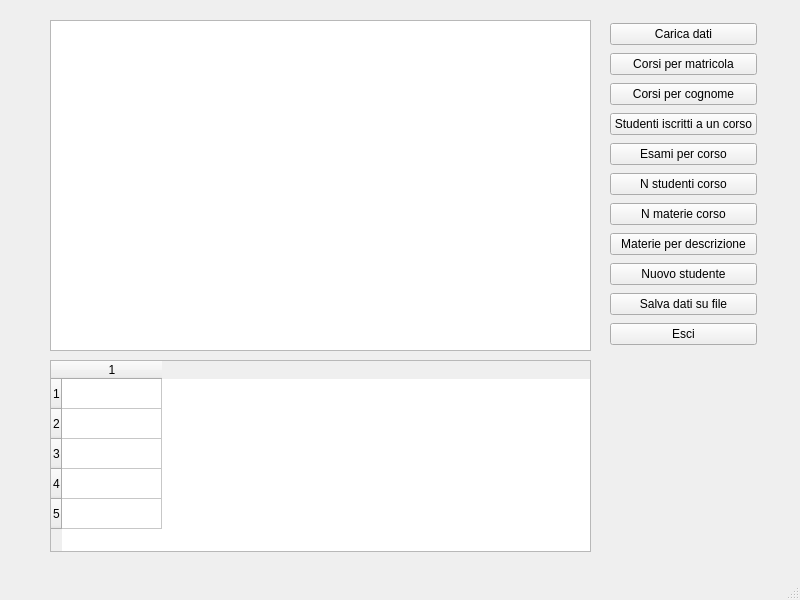
Qt form FaChesiaultimo/mainwindow.ui (ErnestoPiccinini-Pascal/Progettogrp) before a commit.
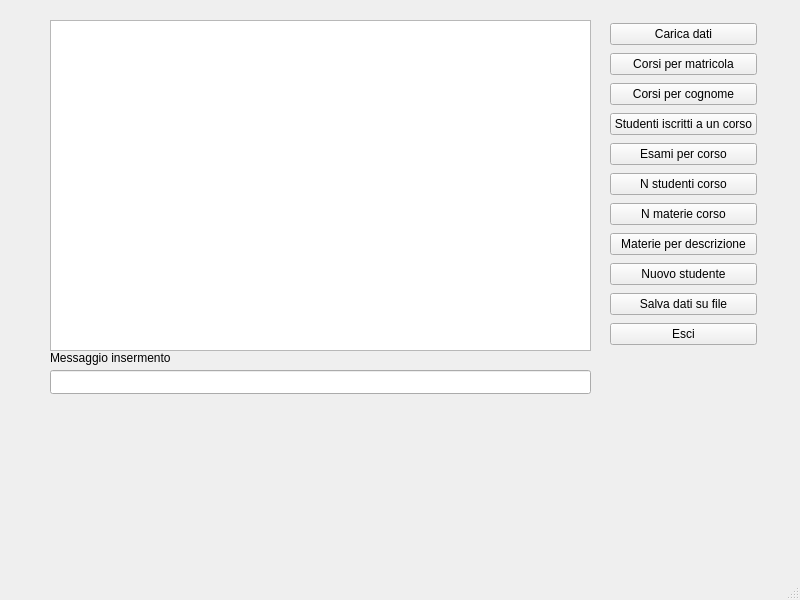
The same form after that commit.

```diff
--- a/FaChesiaultimo/mainwindow.ui
+++ b/FaChesiaultimo/mainwindow.ui
@@ -113,30 +113,28 @@
      </item>
     </layout>
    </widget>
-   <widget class="QTableWidget" name="tableWidget">
+   <widget class="QLineEdit" name="lineEdit">
     <property name="geometry">
      <rect>
       <x>50</x>
-      <y>360</y>
+      <y>370</y>
       <width>541</width>
-      <height>192</height>
+      <height>24</height>
      </rect>
     </property>
-    <property name="sortingEnabled">
-     <bool>true</bool>
+   </widget>
+   <widget class="QLabel" name="label">
+    <property name="geometry">
+     <rect>
+      <x>50</x>
+      <y>350</y>
+      <width>541</width>
+      <height>16</height>
+     </rect>
     </property>
-    <property name="rowCount">
-     <number>5</number>
+    <property name="text">
+     <string>Messaggio insermento</string>
     </property>
-    <property name="columnCount">
-     <number>1</number>
-    </property>
-    <row/>
-    <row/>
-    <row/>
-    <row/>
-    <row/>
-    <column/>
    </widget>
   </widget>
   <widget class="QMenuBar" name="menubar">
```
Left out of the diff: 2 changed lines with no effect on the pictures.
